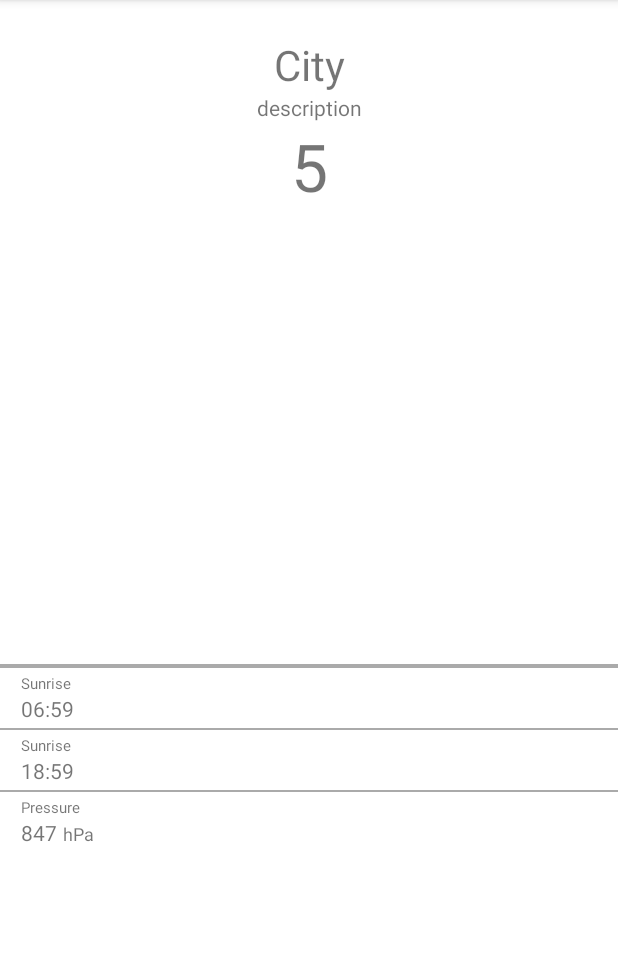
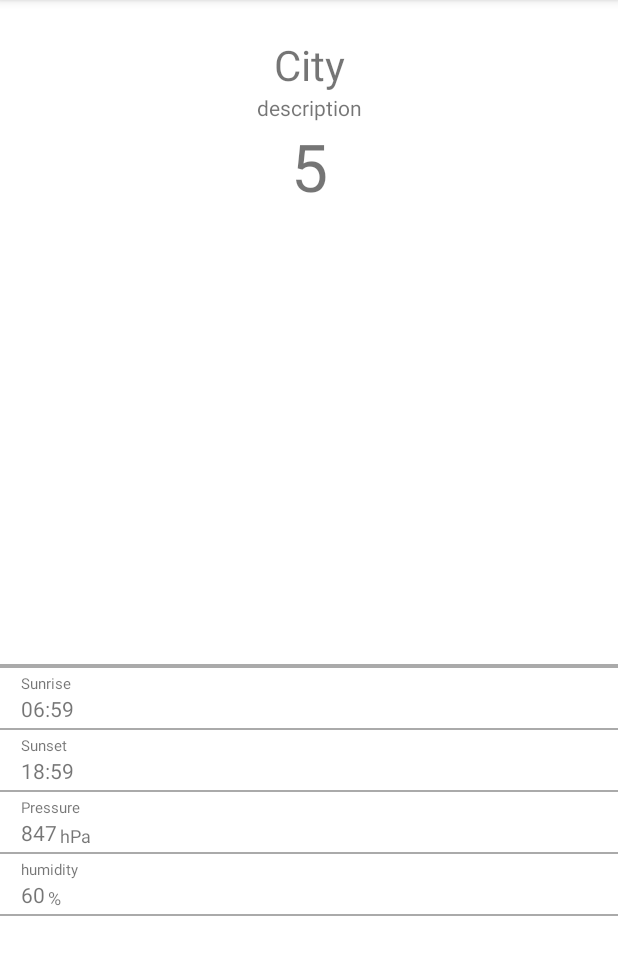
Before and after one commit to huhbxxd/Weather, an Android app: the screen it shows after launch (MainActivity), on a phone screen of 412 x 824 dp, the part 84-1059 px from its top. Run offline under Robolectric (Android 15) with nearby library versions, the phone set to English and light mode, and no system bars; our stand-ins replace Dagger/Hilt's generated code, RxJava; network calls fail; pictures from the network do not load; 1 statement that could not run was skipped.

Commit message:
update xml

```diff
--- a/app/src/main/res/layout/activity_main.xml
+++ b/app/src/main/res/layout/activity_main.xml
@@ -82,13 +82,6 @@
         app:layout_constraintLeft_toLeftOf="parent"
         app:layout_constraintRight_toRightOf="parent" />
 
-    <FrameLayout
-        android:id="@+id/frameSunrise"
-        android:layout_width="match_parent"
-        android:layout_height="wrap_content"
-        app:layout_constraintTop_toBottomOf="@id/viewLong3"
-        app:layout_constraintLeft_toLeftOf="parent"
-        app:layout_constraintRight_toRightOf="parent">
         <TextView
             android:id="@+id/sunrise"
             android:layout_width="wrap_content"
@@ -97,16 +90,18 @@
             android:layout_marginTop="3dp"
             android:text="@string/sunrise"
             android:textSize="10sp"
+            app:layout_constraintTop_toBottomOf="@id/viewLong3"
+            app:layout_constraintLeft_toLeftOf="parent"
             tools:ignore="SmallSp" />
         <TextView
             android:id="@+id/sunriseTime"
             android:layout_width="wrap_content"
             android:layout_height="wrap_content"
             android:layout_marginStart="14dp"
-            android:layout_marginTop="17dp"
             android:text="@string/sunriseTime"
-            android:textSize="14sp" />
-    </FrameLayout>
+            android:textSize="14sp"
+            app:layout_constraintTop_toBottomOf="@id/sunrise"
+            app:layout_constraintLeft_toLeftOf="parent"/>
 
     <View
         android:id="@+id/viewLong4"
@@ -114,35 +109,30 @@
         android:layout_height="1dp"
         android:layout_marginTop="3dp"
         android:background="@android:color/darker_gray"
-        app:layout_constraintTop_toBottomOf="@id/frameSunrise"
+        app:layout_constraintTop_toBottomOf="@id/sunriseTime"
         app:layout_constraintLeft_toLeftOf="parent"
         app:layout_constraintRight_toRightOf="parent" />
 
-    <FrameLayout
-        android:id="@+id/frameSunset"
-        android:layout_width="match_parent"
-        android:layout_height="wrap_content"
-        app:layout_constraintTop_toBottomOf="@id/viewLong4"
-        app:layout_constraintLeft_toLeftOf="parent"
-        app:layout_constraintRight_toRightOf="parent">
         <TextView
             android:id="@+id/sunset"
             android:layout_width="wrap_content"
             android:layout_height="wrap_content"
             android:layout_marginStart="14dp"
             android:layout_marginTop="3dp"
-            android:text="@string/sunrise"
+            android:text="@string/sunset"
             android:textSize="10sp"
+            app:layout_constraintTop_toBottomOf="@id/viewLong4"
+            app:layout_constraintLeft_toLeftOf="parent"
             tools:ignore="SmallSp" />
         <TextView
             android:id="@+id/sunsetTime"
             android:layout_width="wrap_content"
             android:layout_height="wrap_content"
             android:layout_marginStart="14dp"
-            android:layout_marginTop="17dp"
             android:text="@string/sunsetTime"
-            android:textSize="14sp" />
-    </FrameLayout>
+            android:textSize="14sp"
+            app:layout_constraintTop_toBottomOf="@id/sunset"
+            app:layout_constraintLeft_toLeftOf="parent"/>
 
     <View
         android:id="@+id/viewLong5"
@@ -150,17 +140,10 @@
         android:layout_height="1dp"
         android:layout_marginTop="3dp"
         android:background="@android:color/darker_gray"
-        app:layout_constraintTop_toBottomOf="@id/frameSunset"
+        app:layout_constraintTop_toBottomOf="@id/sunsetTime"
         app:layout_constraintLeft_toLeftOf="parent"
         app:layout_constraintRight_toRightOf="parent" />
 
-    <FrameLayout
-        android:id="@+id/framePressure"
-        android:layout_width="match_parent"
-        android:layout_height="wrap_content"
-        app:layout_constraintTop_toBottomOf="@id/viewLong5"
-        app:layout_constraintLeft_toLeftOf="parent"
-        app:layout_constraintRight_toRightOf="parent">
         <TextView
             android:id="@+id/pressure"
             android:layout_width="wrap_content"
@@ -169,23 +152,78 @@
             android:layout_marginTop="3dp"
             android:text="@string/pressure"
             android:textSize="10sp"
+            app:layout_constraintTop_toBottomOf="@id/viewLong5"
+            app:layout_constraintLeft_toLeftOf="parent"
             tools:ignore="SmallSp" />
         <TextView
             android:id="@+id/pressureValue"
             android:layout_width="wrap_content"
             android:layout_height="wrap_content"
             android:layout_marginStart="14dp"
-            android:layout_marginTop="17dp"
             android:text="@string/pressureValue"
-            android:textSize="14sp" />
+            android:textSize="14sp"
+            app:layout_constraintTop_toBottomOf="@id/pressure"
+            app:layout_constraintLeft_toLeftOf="parent"/>
         <TextView
             android:id="@+id/hPa"
             android:layout_width="wrap_content"
             android:layout_height="wrap_content"
-            android:layout_marginStart="42dp"
-            android:layout_marginTop="19dp"
+            android:layout_marginTop="3dp"
+            android:layout_marginStart="2dp"
             android:text="@string/hpa"
-            android:textSize="12sp"/>
-    </FrameLayout>
+            android:textSize="12sp"
+            app:layout_constraintTop_toBottomOf="@id/pressure"
+            app:layout_constraintLeft_toRightOf="@id/pressureValue"/>
+
+    <View
+        android:id="@+id/viewLong6"
+        android:layout_width="wrap_content"
+        android:layout_height="1dp"
+        android:layout_marginTop="3dp"
+        android:background="@android:color/darker_gray"
+        app:layout_constraintTop_toBottomOf="@id/pressureValue"
+        app:layout_constraintLeft_toLeftOf="parent"
+        app:layout_constraintRight_toRightOf="parent" />
+
+        <TextView
+            android:id="@+id/humidity"
+            android:layout_width="wrap_content"
+            android:layout_height="wrap_content"
+            android:layout_marginStart="14dp"
+            android:layout_marginTop="3dp"
+            android:text="@string/humidity"
+            android:textSize="10sp"
+            app:layout_constraintTop_toBottomOf="@id/viewLong6"
+            app:layout_constraintLeft_toLeftOf="parent"
+            tools:ignore="SmallSp" />
+        <TextView
+            android:id="@+id/humidityValue"
+            android:layout_width="wrap_content"
+            android:layout_height="wrap_content"
+            android:layout_marginStart="14dp"
+            android:text="@string/humidityValue"
+            android:textSize="14sp"
+            app:layout_constraintTop_toBottomOf="@id/humidity"
+            app:layout_constraintLeft_toLeftOf="parent"/>
+        <TextView
+            android:id="@+id/percent"
+            android:layout_width="wrap_content"
+            android:layout_height="wrap_content"
+            android:layout_marginStart="2dp"
+            android:layout_marginTop="3dp"
+            android:text="@string/percent"
+            android:textSize="12sp"
+            app:layout_constraintTop_toBottomOf="@id/humidity"
+            app:layout_constraintLeft_toRightOf="@id/humidityValue"/>
+
+    <View
+        android:id="@+id/viewLong7"
+        android:layout_width="wrap_content"
+        android:layout_height="1dp"
+        android:layout_marginTop="3dp"
+        android:background="@android:color/darker_gray"
+        app:layout_constraintTop_toBottomOf="@id/humidityValue"
+        app:layout_constraintLeft_toLeftOf="parent"
+        app:layout_constraintRight_toRightOf="parent" />
 
 </androidx.constraintlayout.widget.ConstraintLayout>
--- a/app/src/main/res/values/strings.xml
+++ b/app/src/main/res/values/strings.xml
@@ -19,4 +19,7 @@
     <string name="pressure">Pressure</string>
     <string name="pressureValue">847</string>
     <string name="hpa">hPa</string>
+    <string name="humidity">humidity</string>
+    <string name="humidityValue">60</string>
+    <string name="percent">%</string>
 </resources>
```
